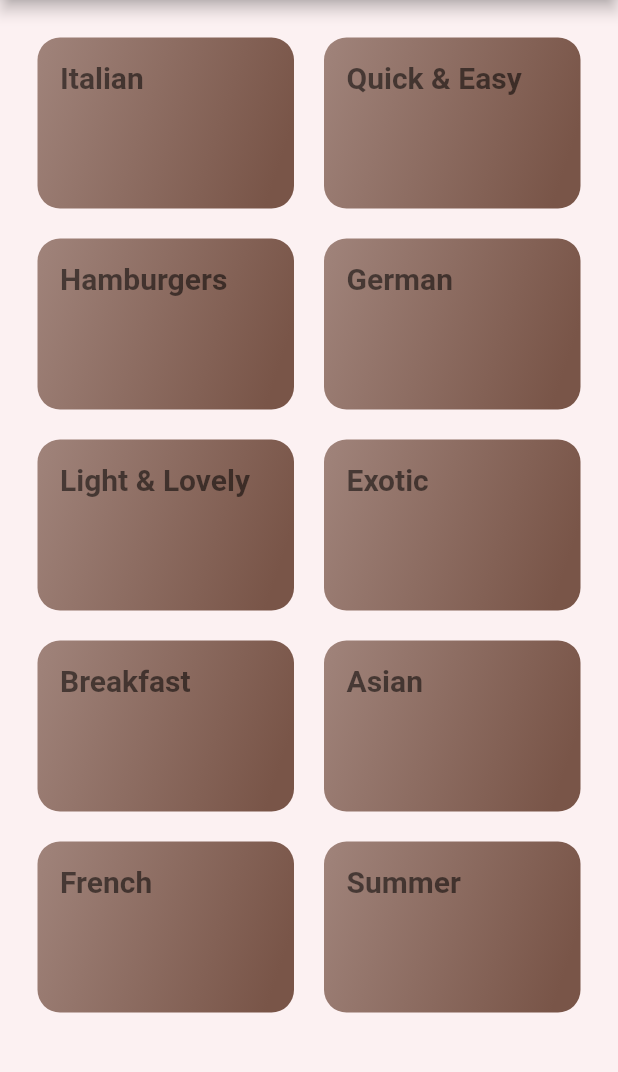
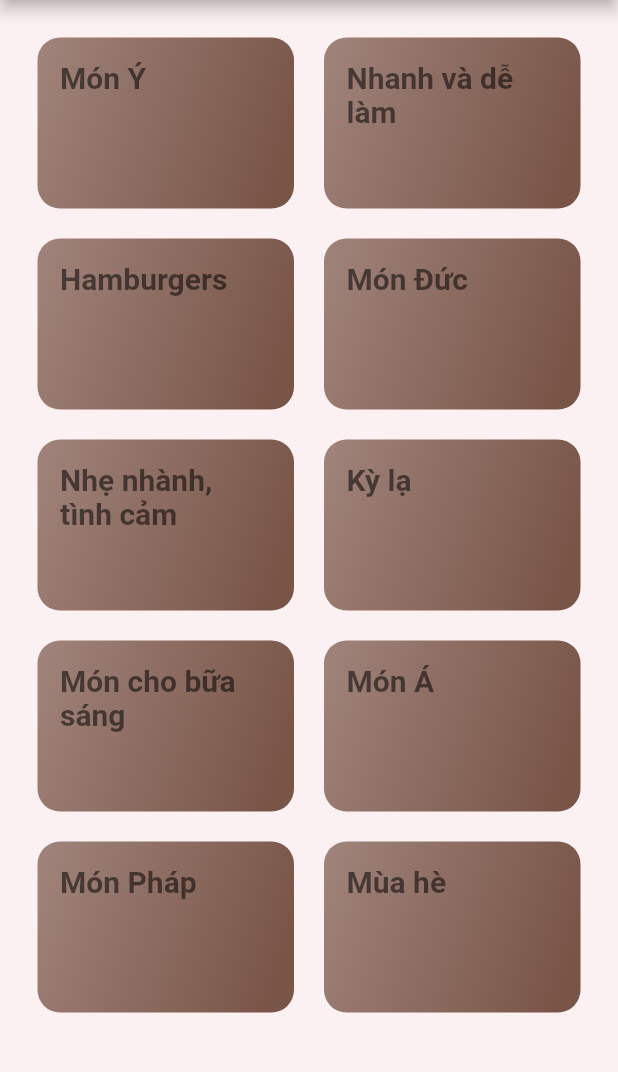
Before and after one commit to MotCaiBanhBao/meals_app, a Flutter app: the screen it shows after launch, on a phone screen of 412 x 824 dp, the part 84-1156 px from its top. Run offline on Flutter 3.47's test engine with Material 2 defaults, Android fonts, the phone set to English and light mode, and no system bars.

Commit message:
Add new feature

```diff
--- a/lib/data/dummy_data.dart
+++ b/lib/data/dummy_data.dart
@@ -5,11 +5,11 @@ import '../models/category_model.dart';
 final dummyCategories = [
   Category(
     id: 'c1',
-    title: 'Italian',
+    title: 'Món Ý',
   ),
   Category(
     id: 'c2',
-    title: 'Quick & Easy',
+    title: 'Nhanh và dễ làm',
   ),
   Category(
     id: 'c3',
@@ -17,31 +17,31 @@ final dummyCategories = [
   ),
   Category(
     id: 'c4',
-    title: 'German',
+    title: 'Món Đức',
   ),
   Category(
     id: 'c5',
-    title: 'Light & Lovely',
+    title: 'Nhẹ nhành, tình cảm',
   ),
   Category(
     id: 'c6',
-    title: 'Exotic',
+    title: 'Kỳ lạ',
   ),
   Category(
     id: 'c7',
-    title: 'Breakfast',
+    title: 'Món cho bữa sáng',
   ),
   Category(
     id: 'c8',
-    title: 'Asian',
+    title: 'Món Á',
   ),
   Category(
     id: 'c9',
-    title: 'French',
+    title: 'Món Pháp',
   ),
   Category(
     id: 'c10',
-    title: 'Summer',
+    title: 'Mùa hè',
   ),
 ];
 
--- a/lib/main.dart
+++ b/lib/main.dart
@@ -1,5 +1,6 @@
 import 'package:flutter/material.dart';
 import 'package:flutter/widgets.dart';
+import '../screens/meal_detail_screen.dart';
 import '../screens/categories_meal_screen.dart';
 import '../screens/categories_screen.dart';
 
@@ -23,17 +24,17 @@ class MyApp extends StatelessWidget {
             fontFamily: "Raleway",
           ),
         ),
+        accentColor: const Color(0xffd6a5c0),
         primaryColor: const Color(0xff774a63),
-        accentColor: const Color(0xffd6a5c0),
         canvasColor: const Color(0xfffcf1f2),
         backgroundColor: const Color(0xfffcf1f2),
         fontFamily: "Ralewaty",
         textTheme: ThemeData.light().textTheme.copyWith(
               bodyText1: const TextStyle(
-                color: Color(0xfffcf1f2),
+                color: Color(0xff774a63),
               ),
               bodyText2: const TextStyle(
-                color: Color(0xfffcf1f2),
+                color: Color(0xff774a63),
               ),
               caption: const TextStyle(
                 fontSize: 20,
@@ -44,8 +45,9 @@ class MyApp extends StatelessWidget {
       ),
       initialRoute: CategoriesScreen.routerName,
       routes: {
-        CategoriesScreen.routerName: (ctx) => CategoriesScreen(),
-        CategoryMealsScreen.routerName: (ctx) => CategoryMealsScreen(),
+        CategoriesScreen.routerName: (ctx) => const CategoriesScreen(),
+        MealDetailScreen.routerName: (ctx) => const MealDetailScreen(),
+        CategoryMealsScreen.routerName: (ctx) => const CategoryMealsScreen(),
       },
     );
   }
```
Also changed, not shown: lib/models/meal_model.dart (added, +65 -0 lines), lib/screens/categories_meal_screen.dart (+11 -2 lines), lib/screens/meal_detail_screen.dart (added, +100 -0 lines), lib/widgets/meal_item.dart (added, +105 -0 lines).
